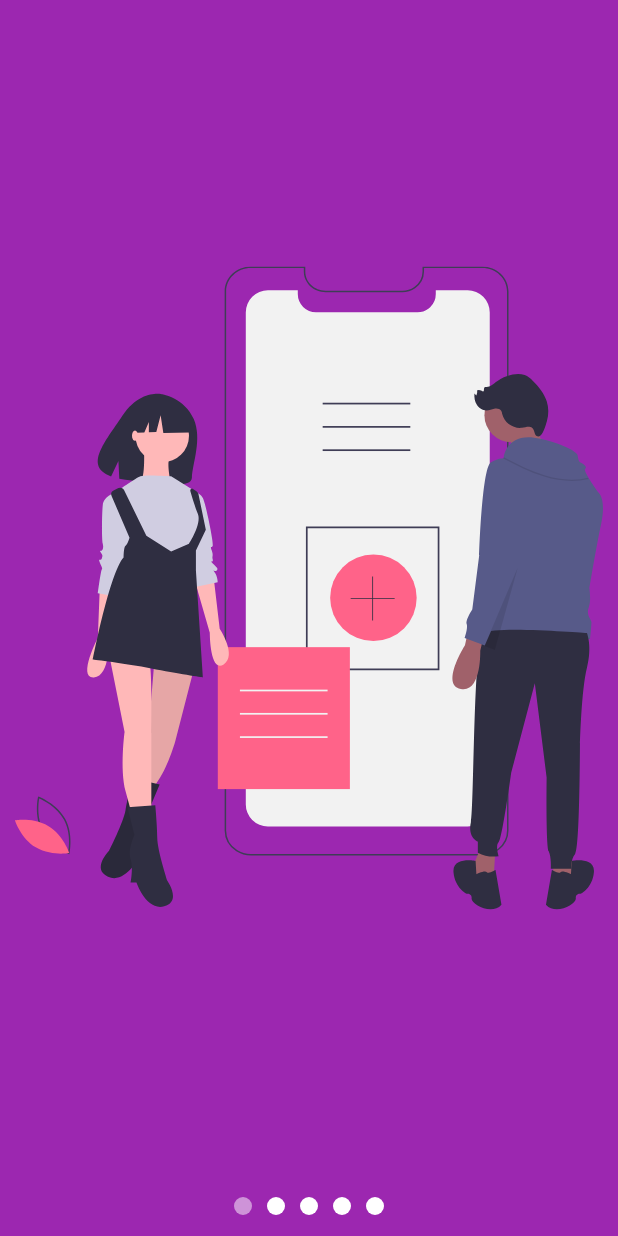
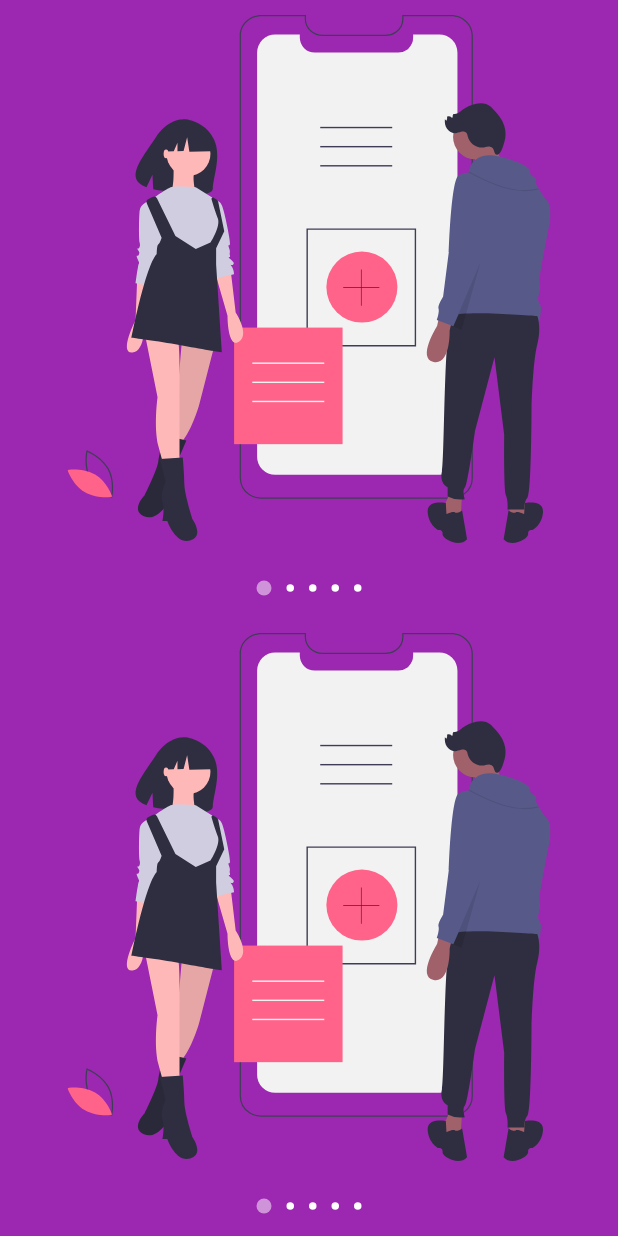
Before and after one commit to dimafema/Flutter_UI, a Flutter app: the SlideshowPage screen opened directly, on a phone screen of 412 x 824 dp. Run offline on Flutter 3.47's test engine with Material 2 defaults, Android fonts, the phone set to English and light mode, and no system bars; our stand-ins replace flutter_svg.

Commit message:
22-07-2020-iMac

```diff
--- a/diseno_app/lib/main.dart
+++ b/diseno_app/lib/main.dart
@@ -1,7 +1,8 @@
+import 'package:diseno_app/src/pages/pinterest_page.dart';
 import 'package:flutter/material.dart';
 
-import 'package:diseno_app/src/pages/slideshow_page.dart';
 
+//import 'package:diseno_app/src/pages/slideshow_page.dart';
 //import 'package:diseno_app/src/pages/graficas_circulares_page.dart';
 //import 'package:diseno_app/src/labs/circular_progress_page.dart';
 //HE IMPORTADO EL PAQUETE DE MI ARCHIVO
@@ -18,6 +19,6 @@ class MyApp extends StatelessWidget {
     return MaterialApp(
         debugShowCheckedModeBanner: false,
         title: 'Diseños app',
-        home: SlideshowPage());
+        home: PinterestPage());
   }
 }
--- a/diseno_app/lib/src/pages/slideshow_page.dart
+++ b/diseno_app/lib/src/pages/slideshow_page.dart
@@ -10,8 +10,25 @@ class SlideshowPage extends StatelessWidget {
   Widget build(BuildContext context) {
     return Scaffold(
       backgroundColor: Colors.purple,
-      body: Slideshow(
+      body: Column(
+        children: <Widget>[
+          Expanded(child: MiSlideshow()),
+          Expanded(child: MiSlideshow())
+          ],
+        )
+    );
+  }
+}
+
+class MiSlideshow extends StatelessWidget {
+
+
+  @override
+  Widget build(BuildContext context) {
+    return Slideshow(
       //puntosArriba: true,
+      bulletPrimario: 10,
+      bulletSecundario: 5,
       colorPrimario: Colors.purple[200],
       colorSecundario: Colors.white,
       slides: <Widget>[
@@ -21,7 +38,6 @@ class SlideshowPage extends StatelessWidget {
         SvgPicture.asset('assets/svgs/slide-4.svg'),
         SvgPicture.asset('assets/svgs/slide-5.svg'),
       ],
-      )
     );
   }
 }
--- a/diseno_app/lib/src/widgets/slideshow.dart
+++ b/diseno_app/lib/src/widgets/slideshow.dart
@@ -1,31 +1,43 @@
 import 'package:flutter/material.dart';
 
 import 'package:provider/provider.dart';
-
 
 class Slideshow extends StatelessWidget {
   final List<Widget> slides;
   final bool puntosArriba;
   final Color colorPrimario;
   final Color colorSecundario;
-  Slideshow({
-  @required this.slides,
-  this.puntosArriba = false,
-  this.colorPrimario = Colors.blue,
-  this.colorSecundario = Colors.grey});
+  final double bulletPrimario;
+  final double bulletSecundario;
+  Slideshow(
+      {@required this.slides,
+      this.puntosArriba = false,
+      this.colorPrimario = Colors.blue,
+      this.colorSecundario = Colors.grey,
+      this.bulletPrimario = 12,
+      this.bulletSecundario = 12});
 
   @override
   Widget build(BuildContext context) {
     return ChangeNotifierProvider(
         create: (_) => _SliderhowModel(),
         child: SafeArea(
-          child: Center(
-              child: Builder(builder: (BuildContext context) {
-                Provider.of<_SliderhowModel>(context)._coloPrimario = this.colorPrimario;
-                Provider.of<_SliderhowModel>(context)._colorSecudario = this.colorSecundario;
-                return CrearEstructura(puntosArriba: puntosArriba, slides: slides);
-               },)
-          ),
+          child: Center(child: Builder(
+            builder: (BuildContext context) {
+              Provider.of<_SliderhowModel>(context)._coloPrimario =
+                  this.colorPrimario;
+              Provider.of<_SliderhowModel>(context)._colorSecudario =
+                  this.colorSecundario;
+              Provider.of<_SliderhowModel>(context)._bulletPrimario =
+                  this.bulletPrimario;
+              Provider.of<_SliderhowModel>(context)._bulletSecundario =
+                  this.bulletSecundario;
+              return CrearEstructura(
+                puntosArriba: puntosArriba,
+                slides: slides,
+              );
+            },
+          )),
         ));
   }
 }
@@ -43,13 +55,10 @@ class CrearEstructura extends StatelessWidget {
   @override
   Widget build(BuildContext context) {
     return Column(children: <Widget>[
-            if (this.puntosArriba)
-            _Dots(this.slides.length),
-            Expanded(child: _Slides(this.slides)),
-            if (!this.puntosArriba)
-            _Dots(this.slides.length),
-          ]
-          );
+      if (this.puntosArriba) _Dots(this.slides.length),
+      Expanded(child: _Slides(this.slides)),
+      if (!this.puntosArriba) _Dots(this.slides.length),
+    ]);
   }
 }
 
@@ -66,7 +75,11 @@ class _Dots extends StatelessWidget {
       //color: Colors.red,
       child: Row(
           mainAxisAlignment: MainAxisAlignment.center,
-          children: List.generate(this.totalSlides, (i) => _Dot(i,))),
+          children: List.generate(
+              this.totalSlides,
+              (i) => _Dot(
+                    i,
+                  ))),
     );
   }
 }
@@ -78,18 +91,25 @@ class _Dot extends StatelessWidget {
 
   @override
   Widget build(BuildContext context) {
-    //final pageActualIndex = Provider.of<_SliderModel>(context).currentPage;
     final ssMoldel = Provider.of<_SliderhowModel>(context);
+    double tamano = 0;
+    Color color;
+    if (ssMoldel.currentPage >= index - 0.5 &&
+        ssMoldel.currentPage < index + 0.5) {
+      tamano = ssMoldel.bulletPrimario;
+      color = ssMoldel.colorPrimario;
+    } else {
+      tamano = ssMoldel._bulletSecundario;
+      color = ssMoldel._colorSecudario;
+    }
+
     return AnimatedContainer(
       duration: Duration(milliseconds: 200),
-      width: 12,
-      height: 12,
+      width: tamano,
+      height: tamano,
       margin: EdgeInsets.symmetric(horizontal: 5),
       decoration: BoxDecoration(
-          color:
-              (ssMoldel.currentPage >= index - 0.5 && ssMoldel.currentPage < index + 0.5)
-                  ? ssMoldel._coloPrimario
-                  : ssMoldel._colorSecudario,
+          color: color,
           shape: BoxShape.circle),
     );
   }
@@ -145,26 +165,40 @@ class _Slide extends StatelessWidget {
   }
 }
 
-
 class _SliderhowModel with ChangeNotifier {
   double _currentPage = 0;
   Color _coloPrimario = Colors.blue;
   Color _colorSecudario = Colors.grey;
+  double _bulletPrimario = 12;
+  double _bulletSecundario = 12;
+
   double get currentPage => this._currentPage;
   set currentPage(double pagina) {
     this._currentPage = pagina;
     notifyListeners();
   }
- Color get colorPrimario => this._coloPrimario;
+
+  Color get colorPrimario => this._coloPrimario;
   set colorPrimario(Color color) {
     this._coloPrimario = color;
-    notifyListeners();
+    //notifyListeners();
   }
+
   Color get colorSegundario => this._colorSecudario;
   set colorSecundario(Color color) {
     this._coloPrimario = color;
-    notifyListeners();
+    //notifyListeners();
   }
 
+  double get bulletPrimario => this._bulletPrimario;
+  set bulletPrimario(double bullet) {
+    this._bulletPrimario = bullet;
+    //notifyListeners();
+  }
 
+  double get bulletSecundario => this._bulletSecundario;
+  set bulletSecundario(double bullet) {
+    this._bulletSecundario = bullet;
+    //notifyListeners();
+  }
 }
--- a/diseno_app/pubspec.yaml
+++ b/diseno_app/pubspec.yaml
@@ -30,6 +30,8 @@ dependencies:
   cupertino_icons: ^0.1.3
   flutter_svg: ^0.17.3+1
   provider: ^4.3.1
+  flutter_staggered_grid_view: ^0.3.1
+
 
 dev_dependencies:
   flutter_test:
```
Also changed, not shown: diseno_app/lib/src/pages/pinterest_page.dart (added, +48 -0 lines), diseno_app/pubspec.lock. Lines whose indentation alone changed are shown as unchanged.
